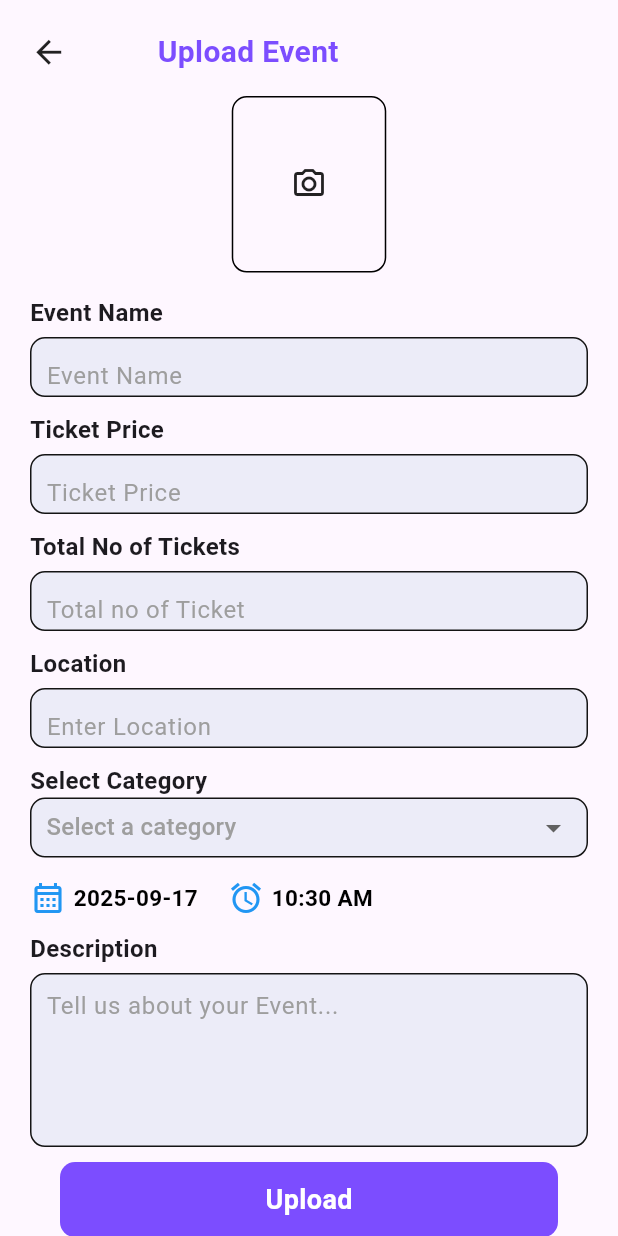
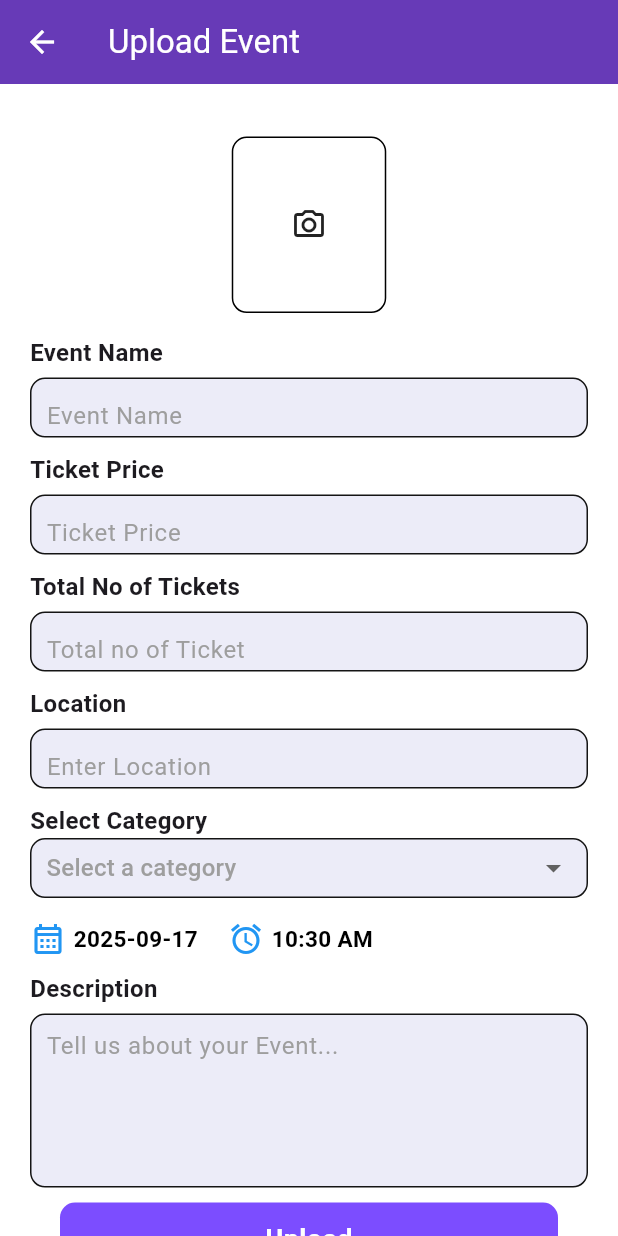
Before and after one commit to kamrankhan67/Eventify, a Flutter app: the AdminHomePage screen opened directly, after a tap on "Upload Event", on a phone screen of 412 x 824 dp. Run offline on Flutter 3.47's test engine with Material 3 defaults, Android fonts, the phone set to English and light mode, and no system bars; our stand-ins replace cloud_firestore, curved_navigation_bar, firebase_auth, firebase_core, image_picker, random_string; accounts and stored records are empty.

Commit message:
3 commit

```diff
--- a/lib/admin_panel/admin_page.dart
+++ b/lib/admin_panel/admin_page.dart
@@ -1,3 +1,5 @@
+import 'package:event_booking_app/admin_panel/admin_profile.dart';
+import 'package:event_booking_app/admin_panel/delete.dart';
 import 'package:event_booking_app/admin_panel/tickets.dart';
 import 'package:event_booking_app/admin_panel/upload_event.dart';
 import 'package:flutter/material.dart';
@@ -16,13 +18,28 @@ class _AdminHomePageState extends State<AdminHomePage> {
       child: Scaffold(
         appBar: AppBar(
           centerTitle: true,
+          leading: GestureDetector(
+              onTap: () {
+                Navigator.push(
+                    context,
+                    MaterialPageRoute(
+                      builder: (context) => AdminProfile(),
+                    ));
+              },
+              child: Icon(
+                Icons.person_2_rounded,
+                color: Colors.white,
+                size: 30,
+              )),
           title: Text(
             "Admin Home ",
             style: TextStyle(color: Colors.white, fontWeight: FontWeight.bold),
           ),
-          backgroundColor: Colors.deepPurpleAccent,
+          backgroundColor: Colors.deepPurple,
         ),
-        body: Center(
+        body: Container(
+          color: Colors.white,
+          child: Center(
             child: Column(
               mainAxisAlignment: MainAxisAlignment.spaceAround,
               children: [
@@ -33,16 +50,26 @@ class _AdminHomePageState extends State<AdminHomePage> {
                       context,
                       MaterialPageRoute(
                         builder: (context) => UploadEvent(),
-                      ));
+                      ),
+                    );
                   },
                   child: Container(
                     width: MediaQuery.of(context).size.width / 2,
                     height: MediaQuery.of(context).size.height / 4,
                     alignment: Alignment.center,
                     decoration: BoxDecoration(
-                      border: Border.all(width: 1),
+                      color: const Color.fromARGB(255, 255, 255, 255),
                       borderRadius: BorderRadius.circular(10),
-                      color: Colors.grey.shade400),
+                      boxShadow: [
+                        BoxShadow(
+                          color: Colors.black.withOpacity(0.2), // shadow color
+                          spreadRadius: 2, // how much it spreads
+                          blurRadius: 6, // how soft it looks
+                          offset: Offset(
+                              3, 3), // horizontal, vertical shadow position
+                        ),
+                      ],
+                    ),
                     child: Column(
                       mainAxisAlignment: MainAxisAlignment.center,
                       children: [
@@ -55,7 +82,8 @@ class _AdminHomePageState extends State<AdminHomePage> {
                           "Upload Event",
                           style: TextStyle(
                             color: const Color.fromARGB(255, 51, 51, 51),
-                            fontWeight: FontWeight.bold),
+                            fontWeight: FontWeight.bold,
+                          ),
                         ),
                       ],
                     ),
@@ -77,9 +105,18 @@ class _AdminHomePageState extends State<AdminHomePage> {
                     height: MediaQuery.of(context).size.height / 4,
                     alignment: Alignment.center,
                     decoration: BoxDecoration(
-                      border: Border.all(width: 1),
                       borderRadius: BorderRadius.circular(10),
-                      color: Colors.grey.shade400),
+                      boxShadow: [
+                        BoxShadow(
+                          color: Colors.black.withOpacity(0.2), // shadow color
+                          spreadRadius: 2, // how much it spreads
+                          blurRadius: 6, // how soft it looks
+                          offset: Offset(
+                              3, 3), // horizontal, vertical shadow position
+                        ),
+                      ],
+                      color: const Color.fromARGB(255, 255, 255, 255),
+                    ),
                     child: Column(
                       mainAxisAlignment: MainAxisAlignment.center,
                       children: [
@@ -101,14 +138,31 @@ class _AdminHomePageState extends State<AdminHomePage> {
 
                 //Total Profits per Event.
 
-              Container(
+                GestureDetector(
+                  onTap: () {
+                    Navigator.push(
+                        context,
+                        MaterialPageRoute(
+                          builder: (context) => Delete(),
+                        ));
+                  },
+                  child: Container(
                     width: MediaQuery.of(context).size.width / 2,
                     height: MediaQuery.of(context).size.height / 4,
                     alignment: Alignment.center,
                     decoration: BoxDecoration(
-                    border: Border.all(width: 1),
                       borderRadius: BorderRadius.circular(10),
-                    color: Colors.grey.shade400),
+                      color: const Color.fromARGB(255, 255, 255, 255),
+                      boxShadow: [
+                        BoxShadow(
+                          color: Colors.black.withOpacity(0.2), // shadow color
+                          spreadRadius: 2, // how much it spreads
+                          blurRadius: 6, // how soft it looks
+                          offset: Offset(
+                              3, 3), // horizontal, vertical shadow position
+                        ),
+                      ],
+                    ),
                     child: Column(
                       mainAxisAlignment: MainAxisAlignment.center,
                       children: [
@@ -125,8 +179,10 @@ class _AdminHomePageState extends State<AdminHomePage> {
                         ),
                       ],
                     ),
+                  ),
                 )
               ],
+            ),
           ),
         ),
       ),
--- a/lib/admin_panel/tickets.dart
+++ b/lib/admin_panel/tickets.dart
@@ -2,7 +2,6 @@ import 'package:cloud_firestore/cloud_firestore.dart';
 import 'package:event_booking_app/services/firebase_database.dart';
 import 'package:firebase_auth/firebase_auth.dart';
 import 'package:flutter/material.dart';
-import 'package:geocoding/geocoding.dart';
 
 class Tickets extends StatefulWidget {
   const Tickets({super.key});
@@ -45,7 +44,8 @@ class _TicketsState extends State<Tickets> {
             DocumentSnapshot ds = snapshot.data!.docs[index];
             return Container(
               decoration: BoxDecoration(
-                  color: const Color.fromARGB(255, 199, 199, 199),
+                  color: const Color.fromARGB(255, 240, 240, 240),
+                  boxShadow: [BoxShadow(offset: Offset(3, 3),blurRadius: 6,spreadRadius: 2,color:Colors.black.withOpacity(0.4), ),],
                   borderRadius: BorderRadius.circular(20)),
               margin: EdgeInsets.symmetric(horizontal: 20, vertical: 30),
               padding: EdgeInsets.symmetric(horizontal: 10, vertical: 10),
--- a/lib/admin_panel/upload_event.dart
+++ b/lib/admin_panel/upload_event.dart
@@ -79,32 +79,35 @@ class _UploadEventState extends State<UploadEvent> {
   @override
   Widget build(BuildContext context) {
     return Scaffold(
+      appBar: AppBar(title: Text("Upload Event"),
+      backgroundColor: Colors.deepPurple,foregroundColor: Colors.white,),
       body: SingleChildScrollView(
         physics: BouncingScrollPhysics(),
         child: Container(
           padding: EdgeInsets.symmetric(horizontal: 20),
+          color: Colors.white,
           child: Column(
             crossAxisAlignment: CrossAxisAlignment.start,
             children: [
               SizedBox(height: 20),
-              Row(
-                children: [
-                  GestureDetector(
-                      onTap: () {
-                        Navigator.pop(context);
-                      },
-                      child: Icon(Icons.arrow_back, size: 25)),
-                  SizedBox(width: 60),
-                  Text(
-                    "Upload Event",
-                    style: TextStyle(
-                      color: Colors.deepPurpleAccent,
-                      fontWeight: FontWeight.bold,
-                      fontSize: 20,
-                    ),
-                  ),
-                ],
-              ),
+              // Row(
+              //   children: [
+              //     GestureDetector(
+              //         onTap: () {
+              //           Navigator.pop(context);
+              //         },
+              //         child: Icon(Icons.arrow_back, size: 25)),
+              //     SizedBox(width: 60),
+              //     Text(
+              //       "Upload Event",
+              //       style: TextStyle(
+              //         color: Colors.deepPurpleAccent,
+              //         fontWeight: FontWeight.bold,
+              //         fontSize: 20,
+              //       ),
+              //     ),
+              //   ],
+              // ),
               SizedBox(height: 15),
               selectedImage != null
                   ? Center(
```
Also changed, not shown: lib/admin_panel/admin_profile.dart (added, +20 -0 lines), lib/admin_panel/delete.dart (added, +30 -0 lines). Lines whose indentation alone changed are shown as unchanged.
